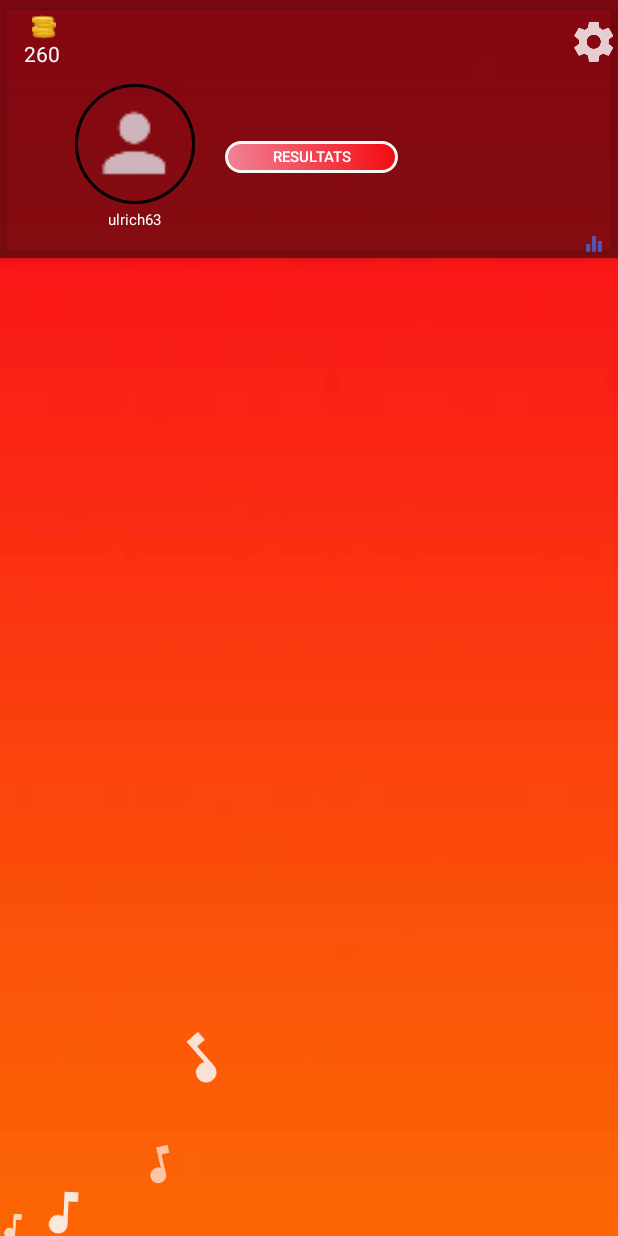
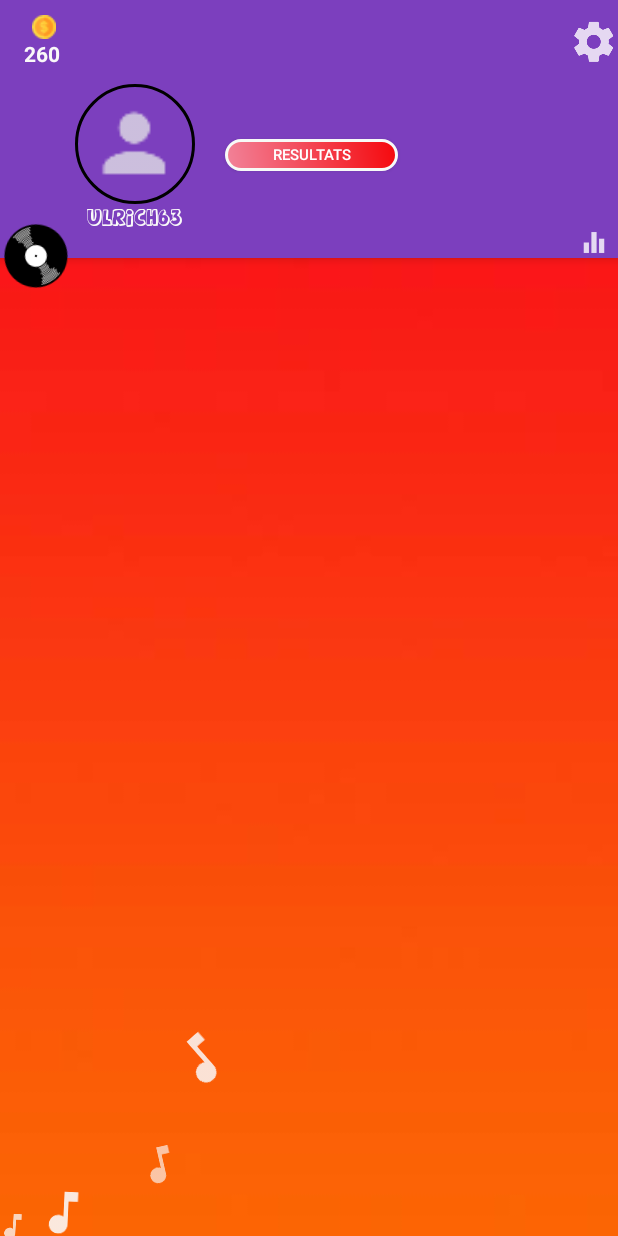
Before and after one commit to blackcypher/BlindTestFun, an Android app: the screen it shows after launch (HomeActivity), after a tap on "PARTIE RAPIDE", on a phone screen of 412 x 824 dp. Run offline under Robolectric (Android 15) with nearby library versions, the phone set to English and light mode, and no system bars; our stand-ins replace CircleImageView; libraries missing offline, so code that uses them is left out: com.facebook, com.facebook.login, org.springframework.http, org.springframework.web; 4 statements that could not run were skipped.

```diff
--- a/app/src/main/java/com/jupiter/ulric/blindtestfun/HomeActivity.java
+++ b/app/src/main/java/com/jupiter/ulric/blindtestfun/HomeActivity.java
@@ -1,23 +1,37 @@
 package com.jupiter.ulric.blindtestfun;
 
 import android.content.Context;
+import android.graphics.Color;
+import android.graphics.Paint;
+import android.graphics.Typeface;
+import android.os.Build;
 import android.os.Bundle;
 import android.support.design.widget.FloatingActionButton;
 import android.support.design.widget.Snackbar;
 import android.support.v7.app.AppCompatActivity;
 import android.support.v7.widget.Toolbar;
+import android.text.Html;
 import android.view.View;
+import android.view.ViewTreeObserver;
 import android.view.animation.Animation;
+import android.widget.FrameLayout;
 import android.widget.GridLayout;
+import android.widget.ImageView;
 import android.widget.LinearLayout;
+import android.widget.RelativeLayout;
+import android.widget.TextView;
 
 import com.jupiter.ulric.blindtestfun.backgrounds.GraphicsView;
+import com.jupiter.ulric.blindtestfun.backgrounds.rotatingBackground.RotatingImageView;
 import com.jupiter.ulric.blindtestfun.backgrounds.starAnimationView.StarAnimationView;
+import com.jupiter.ulric.blindtestfun.utils.Constants;
 
 public class HomeActivity extends AppCompatActivity {
 
-    private LinearLayout lin_title;
+    //private LinearLayout lin_title;
     private LinearLayout layoutStar;
+    private RelativeLayout layout_disc;
+    private FrameLayout frame_toolbar;
 
     @Override
     protected void onCreate(Bundle savedInstanceState) {
@@ -27,11 +41,28 @@ public class HomeActivity extends AppCompatActivity {
         setSupportActionBar(toolbar);
         getSupportActionBar().setTitle("");
 
+        /*lin_title = (LinearLayout)findViewById(R.id.lin_title);
+        lin_title.addView(new GraphicsView(this));*/
+
         layoutStar = (LinearLayout) findViewById(R.id.lin_star);
         layoutStar.addView(new StarAnimationView(this));
 
-        lin_title = (LinearLayout)findViewById(R.id.lin_title);
-        lin_title.addView(new GraphicsView(this));
+        Paint paint = new Paint();
+        paint.setColor(Color.WHITE);
+        Typeface chops = Typeface.createFromAsset(getAssets(), "AgentOrange.ttf");
+        TextView loginTextview = (TextView) findViewById(R.id.login);
+        loginTextview.setTypeface(chops, Typeface.BOLD);
 
+        layout_disc = (RelativeLayout) findViewById(R.id.layout_disc);
+        RotatingImageView disc_view = new RotatingImageView(this);
+        RelativeLayout.LayoutParams params = new RelativeLayout.LayoutParams(
+                RelativeLayout.LayoutParams.WRAP_CONTENT,
+                RelativeLayout.LayoutParams.WRAP_CONTENT);
+
+        frame_toolbar = (FrameLayout) findViewById(R.id.frame_toolbar);
+        ImageView statistics = (ImageView) findViewById(R.id.statistics);
+        params.setMargins(0, Constants.DISC_MARGIN_TOP, 0, 0);
+        disc_view.setLayoutParams(params);
+        layout_disc.addView(disc_view);
     }
 }
--- a/app/src/main/java/com/jupiter/ulric/blindtestfun/backgrounds/GraphicsView.java
+++ b/app/src/main/java/com/jupiter/ulric/blindtestfun/backgrounds/GraphicsView.java
@@ -56,7 +56,8 @@ public class GraphicsView extends View {
         Paint paint = new Paint();
         paint.setColor(Color.WHITE);
         Typeface chops = Typeface.createFromAsset(context.getAssets(), "titleStyle.ttf");
-        paint.setTypeface(chops);
+        Typeface bold = Typeface.create(chops, Typeface.BOLD);
+        paint.setTypeface(bold);
         paint.setTextSize(45);
         paint.setAntiAlias(true);
 
--- a/app/src/main/java/com/jupiter/ulric/blindtestfun/utils/Constants.java
+++ b/app/src/main/java/com/jupiter/ulric/blindtestfun/utils/Constants.java
@@ -1,4 +1,6 @@
 package com.jupiter.ulric.blindtestfun.utils;
 
 public class Constants {
+
+    public static final int DISC_MARGIN_TOP = 220;
 }
--- a/app/src/main/res/layout/activity_home.xml
+++ b/app/src/main/res/layout/activity_home.xml
@@ -7,7 +7,15 @@
     android:background="@drawable/blackground"
     tools:context="com.jupiter.ulric.blindtestfun.HomeActivity">
 
+
     <FrameLayout
+        android:id="@+id/lin_background"
+        android:layout_width="match_parent"
+        android:layout_height="wrap_content"
+        android:gravity="center_horizontal">
+
+        <FrameLayout
+            android:id="@+id/frame_toolbar"
             android:layout_width="match_parent"
             android:layout_height="wrap_content"
             android:gravity="center_horizontal">
@@ -21,7 +29,7 @@
             <android.support.design.widget.AppBarLayout
                 android:layout_width="match_parent"
                 android:layout_height="172dp"
-            android:background="?attr/colorPrimaryDark"
+                android:background="#7c3fbe"
                 android:theme="@style/AppTheme.AppBarOverlay">
 
                 <android.support.v7.widget.Toolbar
@@ -43,13 +51,15 @@
                             android:layout_width="wrap_content"
                             android:layout_height="wrap_content"
                             android:layout_marginLeft="5dp"
-                        android:src="@drawable/coins" />
+                            android:src="@drawable/dollar" />
 
                         <TextView
                             android:layout_width="wrap_content"
                             android:layout_height="wrap_content"
                             android:text="260"
-                        android:textColor="@color/colorAccent" />
+                            android:textColor="@color/colorAccent"
+                            android:textStyle="bold"
+                            android:typeface="sans" />
                     </LinearLayout>
 
 
@@ -128,14 +138,26 @@
 
             </android.support.design.widget.AppBarLayout>
 
+        </FrameLayout>
 
-    </FrameLayout>
+        <RelativeLayout
+            android:id="@+id/layout_disc"
+            xmlns:android="http://schemas.android.com/apk/res/android"
+            android:orientation="vertical"
+            android:layout_width="match_parent"
+            android:layout_height="match_parent" >
+
+        </RelativeLayout>
+
 
         <include
             layout="@layout/content_home"
             android:layout_width="wrap_content"
-        android:layout_height="493dp"
+            android:layout_height="wrap_content"
             tools:layout_editor_absoluteY="-58dp" />
 
 
+
+    </FrameLayout>
+
 </android.support.design.widget.CoordinatorLayout>
--- a/app/src/main/res/layout/content_home.xml
+++ b/app/src/main/res/layout/content_home.xml
@@ -1,5 +1,5 @@
 <?xml version="1.0" encoding="utf-8"?>
-<android.support.constraint.ConstraintLayout xmlns:android="http://schemas.android.com/apk/res/android"
+<LinearLayout xmlns:android="http://schemas.android.com/apk/res/android"
     xmlns:app="http://schemas.android.com/apk/res-auto"
     xmlns:tools="http://schemas.android.com/tools"
     android:layout_width="match_parent"
@@ -8,4 +8,4 @@
     tools:context="com.jupiter.ulric.blindtestfun.HomeActivity"
     tools:showIn="@layout/activity_home">
 
-</android.support.constraint.ConstraintLayout>
+</LinearLayout>
```
Also changed, not shown: app/src/main/res/drawable-hdpi/statistics.png, app/src/main/res/drawable-mdpi/statistics.png, app/src/main/res/drawable-xhdpi/statistics.png, app/src/main/res/drawable-xxhdpi/statistics.png, app/src/main/res/drawable/dollar.png (added). Lines whose indentation alone changed are shown as unchanged.
